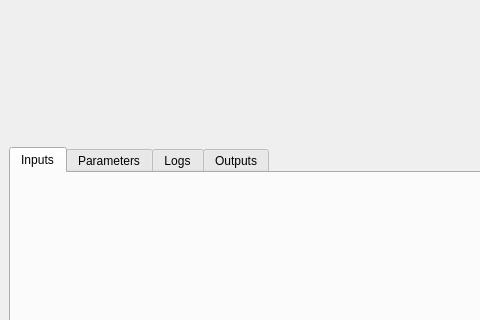
Before: the Qt Designer form src/digiforest_registration/gui/main_window.ui in ori-drs/aerial_terrestrial_registration, drawn with Qt 5; both pictures show x 0 to 480 and y 114 to 434 of the 1200 by 800 pixel window.
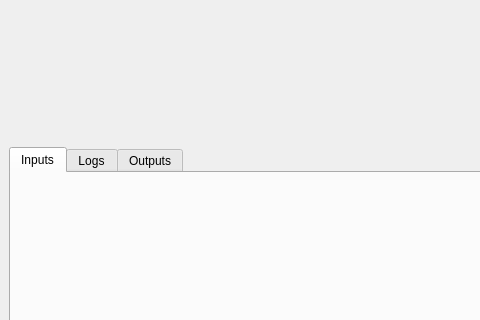
After: the same form once the commit is applied.

Commit message: add dialog to select inputs of registration

```diff
--- a/src/digiforest_registration/gui/main_window.ui
+++ b/src/digiforest_registration/gui/main_window.ui
@@ -43,12 +43,12 @@
          </attribute>
          <layout class="QVBoxLayout" name="verticalLayout_inputs"/>
         </widget>
-        <widget class="QWidget" name="tabParameters">
+        <!-- <widget class="QWidget" name="tabParameters">
          <attribute name="title">
           <string>Parameters</string>
          </attribute>
          <layout class="QVBoxLayout" name="verticalLayout_parameters"/>
-        </widget>
+        </widget> -->
         <widget class="QWidget" name="tabLogs">
          <attribute name="title">
           <string>Logs</string>
```
The commit also changes 3 other files.
